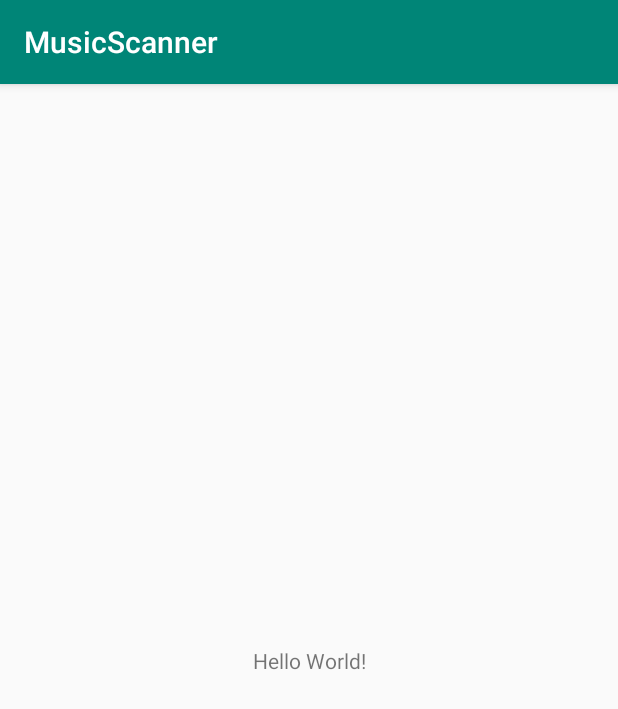
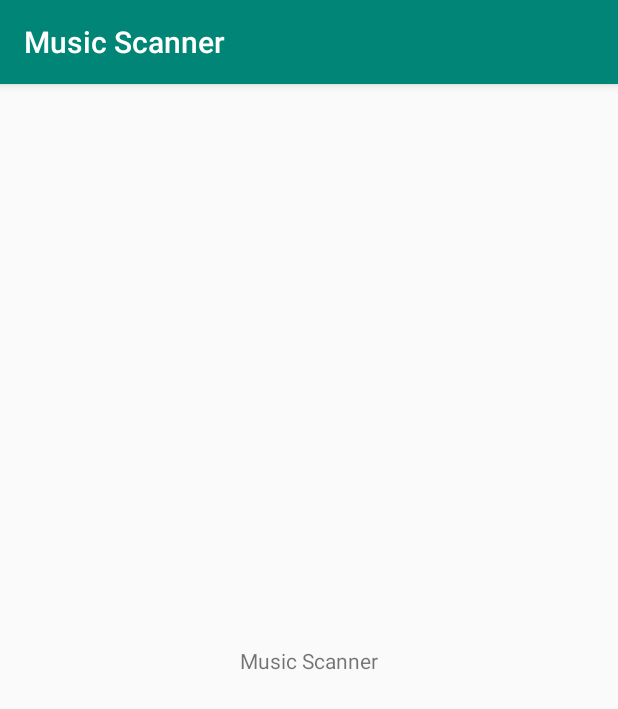
Before and after one commit to HarderMirror/Partiture, an Android app: the screen it shows after launch (MainActivity), on a phone screen of 412 x 824 dp. Shown: the top 709 px of the screen. Run offline under Robolectric (Android 15) with nearby library versions, the phone set to English and light mode, and no system bars.

```diff
--- a/Android/app/src/main/res/layout/activity_main.xml
+++ b/Android/app/src/main/res/layout/activity_main.xml
@@ -9,7 +9,7 @@
     <TextView
         android:layout_width="wrap_content"
         android:layout_height="wrap_content"
-        android:text="Hello World!"
+        android:text="@string/app_name"
         app:layout_constraintBottom_toBottomOf="parent"
         app:layout_constraintLeft_toLeftOf="parent"
         app:layout_constraintRight_toRightOf="parent"
--- a/Android/app/src/main/res/values/strings.xml
+++ b/Android/app/src/main/res/values/strings.xml
@@ -1,3 +1,3 @@
 <resources>
-    <string name="app_name">MusicScanner</string>
+    <string name="app_name">Music Scanner</string>
 </resources>
```
